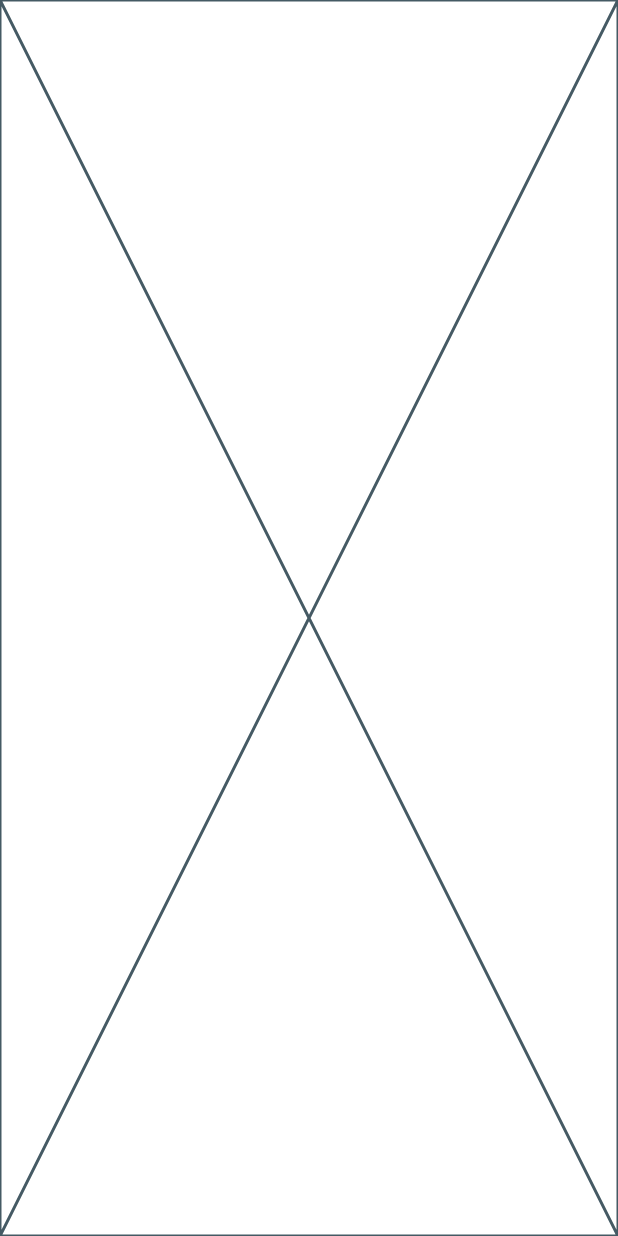
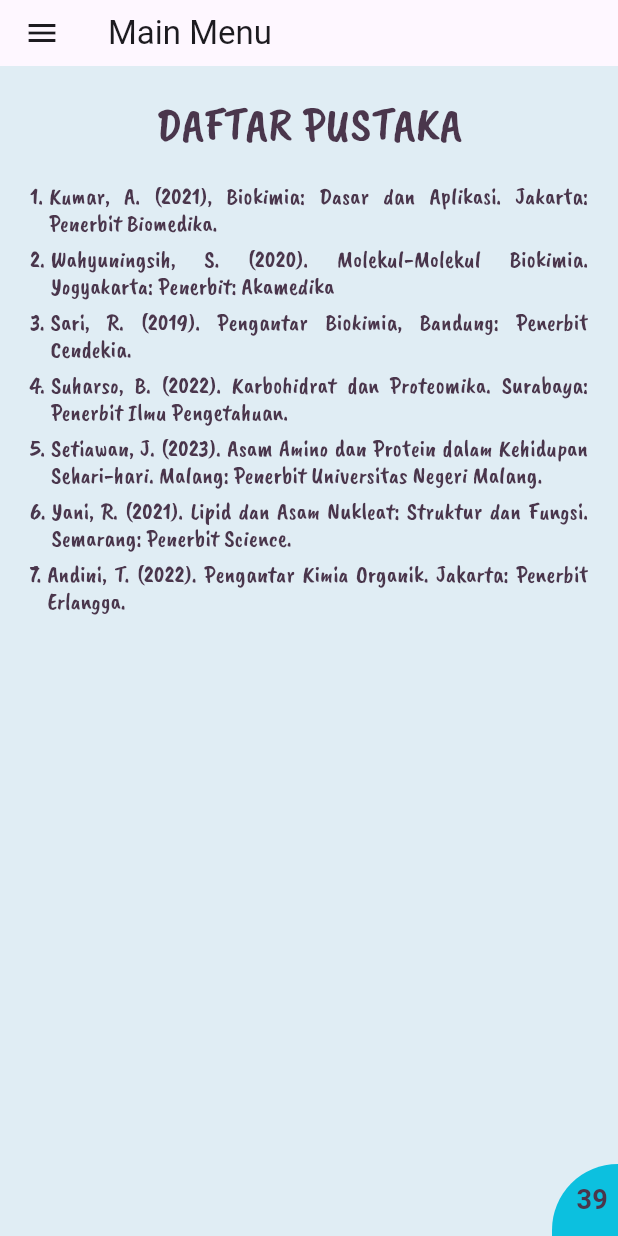
Before and after one commit to ariefendi992/BioMol, a Flutter app: the screen it shows after launch, after a tap on "E. Daftar Pustaka", on a phone screen of 412 x 824 dp. Run offline on Flutter 3.47's test engine with Material 3 defaults, Android fonts, the phone set to English and light mode, and no system bars; our stand-ins replace bloc, flutter_bloc.

Commit message:
ubah nama file dan finish daftar pustaka mobile version

```diff
--- a/lib/main.dart
+++ b/lib/main.dart
@@ -1,5 +1,5 @@
 import 'package:bio_mol/ui/pages/desktop/spalsh_page_desktop.dart';
-import 'package:bio_mol/ui/pages/mobile/materi/daftar_pustaka_page.dart';
+import 'package:bio_mol/ui/pages/mobile/materi/daftar_pustaka_mobile_page.dart';
 import 'package:bio_mol/ui/pages/responsive_layout.dart';
 import 'package:bio_mol/ui/pages/tablet/daftar_materi_page_tablet.dart';
 import 'package:bio_mol/ui/pages/tablet/pendahuluan_page_tablet.dart';
@@ -73,7 +73,7 @@ class MyApp extends StatelessWidget {
           '/gameAsamAminoIdentifikasi': (context) => GamesAsamAmino2(),
           '/daftarPustaka': (context) => ResponsiveLayout(
                 mobile: DaftarPustakaPageMobile(),
-              )
+              ),
         },
       ),
     );
--- /dev/null
+++ b/lib/ui/pages/mobile/materi/daftar_pustaka_mobile_page.dart
@@ -0,0 +1,282 @@
+import 'package:bio_mol/shared/theme.dart';
+import 'package:bio_mol/ui/widgets/widget_drawer.dart';
+import 'package:bio_mol/ui/widgets/widget_nomor_halaman.dart';
+import 'package:bio_mol/ui/widgets/widget_teks_paragraf.dart';
+import 'package:flutter/material.dart';
+
+class DaftarPustakaPageMobile extends StatelessWidget {
+  const DaftarPustakaPageMobile({super.key});
+
+  @override
+  Widget build(BuildContext context) {
+    final height = MediaQuery.of(context).size.height;
+    final width = MediaQuery.of(context).size.width;
+    final paddingTop = MediaQuery.of(context).padding.top;
+    final appBar = PreferredSize(
+        preferredSize: Size.fromHeight(44),
+        child: AppBar(
+          title: Text('Main Menu'),
+        ));
+    final screenHeight = height - appBar.preferredSize.height - paddingTop;
+    return Scaffold(
+      drawer: WDrawer(),
+      appBar: appBar,
+      body: Stack(
+        children: [
+          Container(
+            height: screenHeight,
+            width: width,
+            padding: const EdgeInsets.symmetric(horizontal: 20),
+            child: Column(
+              children: [
+                Container(
+                  height: screenHeight * 0.1,
+                  // color: kRedColor1,
+                  child: Center(
+                    child: Text(
+                      'DAFTAR PUSTAKA',
+                      style: blackTextStyle.copyWith(
+                        fontFamily: caveatBrush,
+                        fontSize: 32,
+                      ),
+                    ),
+                  ),
+                ),
+                Container(
+                  height: screenHeight * 0.9,
+                  child: Column(
+                    children: [
+                      Row(
+                        crossAxisAlignment: CrossAxisAlignment.start,
+                        children: [
+                          WParagraf(
+                            teks: '1.',
+                            textHeight: 1.12,
+                            textIndent: false,
+                            fontSize: 16,
+                          ),
+                          const SizedBox(width: 4),
+                          Flexible(
+                            child: RichText(
+                              textAlign: TextAlign.justify,
+                              text: TextSpan(
+                                children: [
+                                  TextSpan(
+                                    text:
+                                        'Kumar, A. (2021), Biokimia: Dasar dan Aplikasi. '
+                                        'Jakarta: Penerbit Biomedika.',
+                                    style: blackTextStyle.copyWith(
+                                      fontSize: 16,
+                                      fontFamily: 'Caveat Brush',
+                                      height: 1.12,
+                                    ),
+                                  ),
+                                ],
+                              ),
+                            ),
+                          )
+                        ],
+                      ),
+                      const SizedBox(height: 6),
+                      Row(
+                        crossAxisAlignment: CrossAxisAlignment.start,
+                        children: [
+                          WParagraf(
+                            teks: '2.',
+                            textHeight: 1.12,
+                            textIndent: false,
+                            fontSize: 16,
+                          ),
+                          const SizedBox(width: 4),
+                          Flexible(
+                            child: RichText(
+                              textAlign: TextAlign.justify,
+                              text: TextSpan(
+                                children: [
+                                  TextSpan(
+                                    text:
+                                        'Wahyuningsih, S. (2020). Molekul-Molekul '
+                                        'Biokimia. Yogyakarta: Penerbit: Akamedika',
+                                    style: blackTextStyle.copyWith(
+                                      fontSize: 16,
+                                      fontFamily: 'Caveat Brush',
+                                      height: 1.12,
+                                    ),
+                                  ),
+                                ],
+                              ),
+                            ),
+                          )
+                        ],
+                      ),
+                      const SizedBox(height: 6),
+                      Row(
+                        crossAxisAlignment: CrossAxisAlignment.start,
+                        children: [
+                          WParagraf(
+                            teks: '3.',
+                            textHeight: 1.12,
+                            textIndent: false,
+                            fontSize: 16,
+                          ),
+                          const SizedBox(width: 4),
+                          Flexible(
+                            child: RichText(
+                              textAlign: TextAlign.justify,
+                              text: TextSpan(
+                                children: [
+                                  TextSpan(
+                                    text:
+                                        'Sari, R. (2019). Pengantar Biokimia, Bandung: '
+                                        'Penerbit Cendekia.',
+                                    style: blackTextStyle.copyWith(
+                                      fontSize: 16,
+                                      fontFamily: 'Caveat Brush',
+                                      height: 1.12,
+                                    ),
+                                  ),
+                                ],
+                              ),
+                            ),
+                          )
+                        ],
+                      ),
+                      const SizedBox(height: 6),
+                      Row(
+                        crossAxisAlignment: CrossAxisAlignment.start,
+                        children: [
+                          WParagraf(
+                            teks: '4.',
+                            textHeight: 1.12,
+                            textIndent: false,
+                            fontSize: 16,
+                          ),
+                          const SizedBox(width: 4),
+                          Flexible(
+                            child: RichText(
+                              textAlign: TextAlign.justify,
+                              text: TextSpan(
+                                children: [
+                                  TextSpan(
+                                    text: 'Suharso, B. (2022). Karbohidrat dan '
+                                        'Proteomika. Surabaya: Penerbit Ilmu Pengetahuan.',
+                                    style: blackTextStyle.copyWith(
+                                      fontSize: 16,
+                                      fontFamily: 'Caveat Brush',
+                                      height: 1.12,
+                                    ),
+                                  ),
+                                ],
+                              ),
+                            ),
+                          )
+                        ],
+                      ),
+                      const SizedBox(height: 6),
+                      Row(
+                        crossAxisAlignment: CrossAxisAlignment.start,
+                        children: [
+                          WParagraf(
+                            teks: '5.',
+                            textHeight: 1.12,
+                            textIndent: false,
+                            fontSize: 16,
+                          ),
+                          const SizedBox(width: 4),
+                          Flexible(
+                            child: RichText(
+                              textAlign: TextAlign.justify,
+                              text: TextSpan(
+                                children: [
+                                  TextSpan(
+                                    text: 'Setiawan, J. (2023). Asam Amino dan '
+                                        'Protein dalam Kehidupan Sehari-hari. '
+                                        'Malang: Penerbit Universitas Negeri Malang.',
+                                    style: blackTextStyle.copyWith(
+                                      fontSize: 16,
+                                      fontFamily: 'Caveat Brush',
+                                      height: 1.12,
+                                    ),
+                                  ),
+                                ],
+                              ),
+                            ),
+                          )
+                        ],
+                      ),
+                      const SizedBox(height: 6),
+                      Row(
+                        crossAxisAlignment: CrossAxisAlignment.start,
+                        children: [
+                          WParagraf(
+                            teks: '6.',
+                            textHeight: 1.12,
+                            textIndent: false,
+                            fontSize: 16,
+                          ),
+                          const SizedBox(width: 4),
+                          Flexible(
+                            child: RichText(
+                              textAlign: TextAlign.justify,
+                              text: TextSpan(
+                                children: [
+                                  TextSpan(
+                                    text:
+                                        'Yani, R. (2021). Lipid dan Asam Nukleat: '
+                                        'Struktur dan Fungsi. Semarang: Penerbit Science.',
+                                    style: blackTextStyle.copyWith(
+                                      fontSize: 16,
+                                      fontFamily: 'Caveat Brush',
+                                      height: 1.12,
+                                    ),
+                                  ),
+                                ],
+                              ),
+                            ),
+                          )
+                        ],
+                      ),
+                      const SizedBox(height: 6),
+                      Row(
+                        crossAxisAlignment: CrossAxisAlignment.start,
+                        children: [
+                          WParagraf(
+                            teks: '7.',
+                            textHeight: 1.12,
+                            textIndent: false,
+                            fontSize: 16,
+                          ),
+                          const SizedBox(width: 4),
+                          Flexible(
+                            child: RichText(
+                              textAlign: TextAlign.justify,
+                              text: TextSpan(
+                                children: [
+                                  TextSpan(
+                                    text:
+                                        'Andini, T. (2022). Pengantar Kimia Organik. '
+                                        'Jakarta: Penerbit Erlangga.',
+                                    style: blackTextStyle.copyWith(
+                                      fontSize: 16,
+                                      fontFamily: 'Caveat Brush',
+                                      height: 1.12,
+                                    ),
+                                  ),
+                                ],
+                              ),
+                            ),
+                          )
+                        ],
+                      ),
+                    ],
+                  ),
+                )
+              ],
+            ),
+          ),
+          WNomorHalaman(nomorHalaman: '39')
+        ],
+      ),
+    );
+  }
+}
--- a/lib/ui/pages/mobile/materi/daftar_pustaka_page.dart
+++ /dev/null
@@ -1,10 +0,0 @@
-import 'package:flutter/material.dart';
-
-class DaftarPustakaPageMobile extends StatelessWidget {
-  const DaftarPustakaPageMobile({super.key});
-
-  @override
-  Widget build(BuildContext context) {
-    return const Placeholder();
-  }
-}
```
